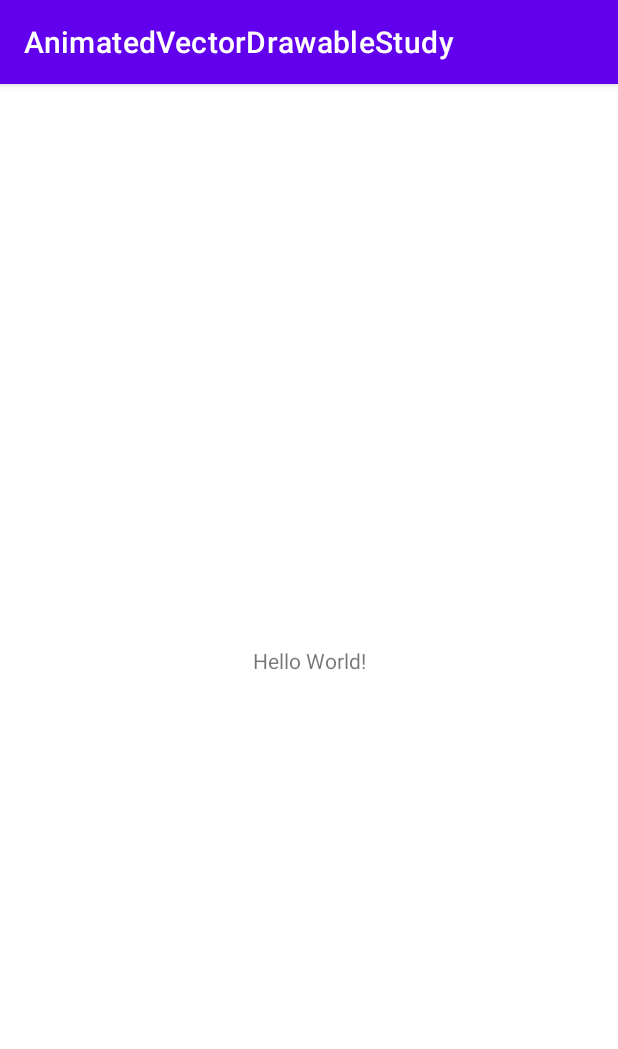
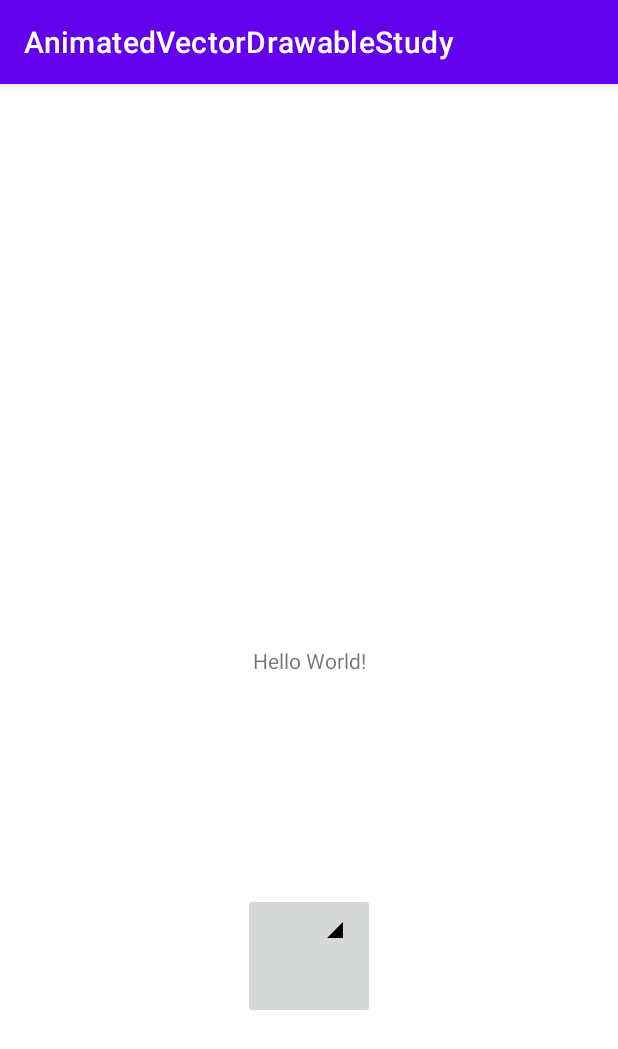
Before and after one commit to Gan0803/AnimationVectorDrawableStudy, an Android app: the screen it shows after launch (MainActivity), on a phone screen of 412 x 824 dp. Shown: the top 1049 px of the screen. Run offline under Robolectric (Android 15) with nearby library versions, the phone set to English and light mode, and no system bars.

Commit message:
AnimatedVectorDrawableを追加

```diff
--- a/app/src/main/java/gan0803/pj/study/animatedvectordrawablestudy/MainActivity.kt
+++ b/app/src/main/java/gan0803/pj/study/animatedvectordrawablestudy/MainActivity.kt
@@ -1,11 +1,27 @@
 package gan0803.pj.study.animatedvectordrawablestudy
 
+import android.graphics.drawable.Animatable
 import android.os.Bundle
+import android.widget.ImageButton
 import androidx.appcompat.app.AppCompatActivity
 
 class MainActivity : AppCompatActivity() {
+    companion object {
+        const val STATE_TRIANGLE = 0
+        const val STATE_RECT = 1
+    }
+
+    private val state = STATE_TRIANGLE
+
     override fun onCreate(savedInstanceState: Bundle?) {
         super.onCreate(savedInstanceState)
         setContentView(R.layout.activity_main)
+
+        findViewById<ImageButton>(R.id.imageButton).setOnClickListener {
+            val imageButton = it as ImageButton
+            val animatable: Animatable = imageButton.drawable as Animatable
+            animatable.start()
+        }
+
     }
 }
--- /dev/null
+++ b/app/src/main/res/drawable/triangle_to_rect.xml
@@ -0,0 +1,46 @@
+<?xml version="1.0" encoding="utf-8"?>
+
+<animated-vector xmlns:android="http://schemas.android.com/apk/res/android"
+    xmlns:aapt="http://schemas.android.com/aapt">
+    <aapt:attr name="android:drawable">
+        <vector
+            android:width="64dp"
+            android:height="64dp"
+            android:viewportWidth="600"
+            android:viewportHeight="600">
+            <group
+                android:name="rotationGroup"
+                android:pivotX="300.0"
+                android:pivotY="300.0"
+                android:rotation="45.0">
+                <path
+                    android:name="v"
+                    android:fillColor="#000000"
+                    android:pathData="M300,70 l 0,-70 70,70 0,0 -70,70z" />
+            </group>
+        </vector>
+    </aapt:attr>
+
+    <target android:name="rotationGroup">
+        <aapt:attr name="android:animation">
+            <objectAnimator
+                android:duration="6000"
+                android:propertyName="rotation"
+                android:valueFrom="45"
+                android:valueTo="405" />
+        </aapt:attr>
+    </target>
+
+    <target android:name="v">
+        <aapt:attr name="android:animation">
+            <set>
+                <objectAnimator
+                    android:duration="3000"
+                    android:propertyName="pathData"
+                    android:valueFrom="M300,70 l 0,-70 70,70 0,0 -70,70z"
+                    android:valueTo="M300,70 l 0,-70 70,0  0,140 -70,0 z"
+                    android:valueType="pathType" />
+            </set>
+        </aapt:attr>
+    </target>
+</animated-vector>
--- a/app/src/main/res/layout/activity_main.xml
+++ b/app/src/main/res/layout/activity_main.xml
@@ -7,6 +7,7 @@
     tools:context=".MainActivity">
 
     <TextView
+        android:id="@+id/textView"
         android:layout_width="wrap_content"
         android:layout_height="wrap_content"
         android:text="Hello World!"
@@ -15,4 +16,14 @@
         app:layout_constraintRight_toRightOf="parent"
         app:layout_constraintTop_toTopOf="parent" />
 
+    <ImageButton
+        android:id="@+id/imageButton"
+        android:layout_width="wrap_content"
+        android:layout_height="wrap_content"
+        app:layout_constraintBottom_toBottomOf="parent"
+        app:layout_constraintEnd_toEndOf="parent"
+        app:layout_constraintStart_toStartOf="parent"
+        app:layout_constraintTop_toBottomOf="@+id/textView"
+        app:srcCompat="@drawable/triangle_to_rect" />
+
 </androidx.constraintlayout.widget.ConstraintLayout>
```
